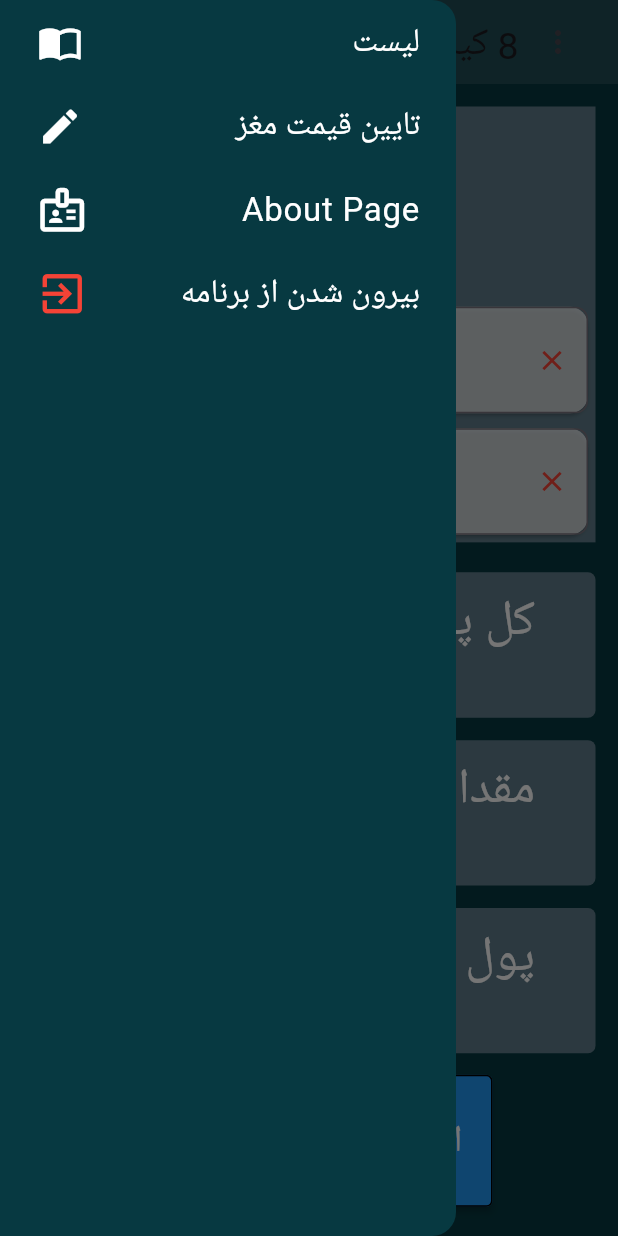
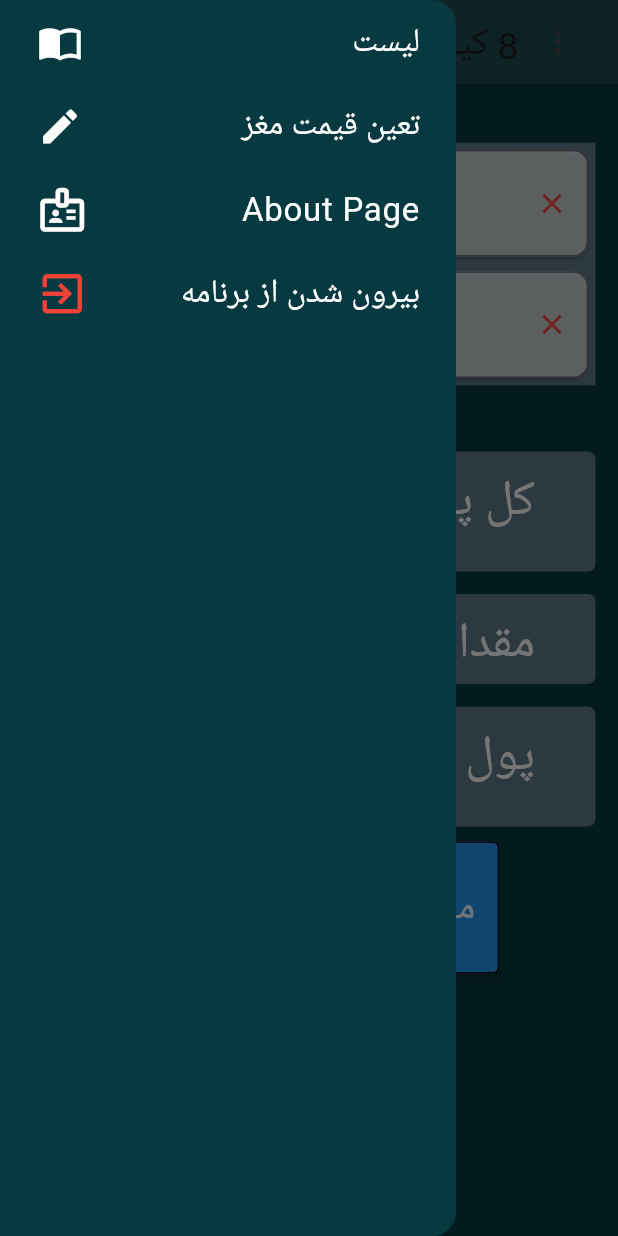
Before and after one commit to SalahuddinRahmani/p_calculator2, a Flutter app: the screen it shows after launch, with the side drawer open, on a phone screen of 412 x 824 dp. Run offline on Flutter 3.47's test engine with Material 3 defaults, Android fonts, the phone set to English and light mode, and no system bars; our stand-ins replace rflutter_alert, shared_preferences, shimmer.

Commit message:
respansive the App

```diff
--- a/lib/main.dart
+++ b/lib/main.dart
@@ -1,3 +1,5 @@
+import 'dart:io';
+
 import 'package:flutter/material.dart';
 import 'package:shared_preferences/shared_preferences.dart';
 import 'aboutPage.dart';
@@ -190,7 +192,7 @@ class _InputPageState extends State<InputPage> {
                   )),
               title: Text(
                 textDirection: TextDirection.rtl,
-                "تایین قیمت مغز",
+                "تعین قیمت مغز",
                 style: TextStyle(fontSize: 22, color: Colors.white),
               ),
             ),
@@ -222,9 +224,7 @@ class _InputPageState extends State<InputPage> {
             //بیرون شدن از برنامه
             ListTile(
               onTap: () {
-                setState(() {
-                  Navigator.pop(context);
-                });
+               exit(0);
               },
               leading: IconButton(
                   onPressed: null,
@@ -308,7 +308,7 @@ class _InputPageState extends State<InputPage> {
         padding: EdgeInsets.all(10.0),
         child: Padding(
           padding: const EdgeInsets.all(5.0),
-          child: Column(
+          child: ListView(
             children: [
               Expanded(
                 flex: 3,
@@ -497,7 +497,7 @@ class _InputPageState extends State<InputPage> {
               SizedBox(height: 15),
               Expanded(
                 child: Container(
-                    height: 80,
+                    height: 60,
                     decoration: BoxDecoration(
                         color: Colors.blueGrey,
                         borderRadius: BorderRadius.circular(5)),
@@ -606,7 +606,7 @@ class _InputPageState extends State<InputPage> {
                         });
                       },
                       child: Text(
-                        "انجام",
+                        "محاسبه",
                         style: TextStyle(color: Colors.white, fontSize: 25),
                       ),
                     ),
--- a/lib/taiin maghz.dart
+++ b/lib/taiin maghz.dart
@@ -62,7 +62,7 @@ class _MaghzState extends State<Maghz> {
       body: Center(
         child: Padding(
           padding: EdgeInsets.all(10.0),
-          child: Column(
+          child: ListView(
             children: [
 
 
```
